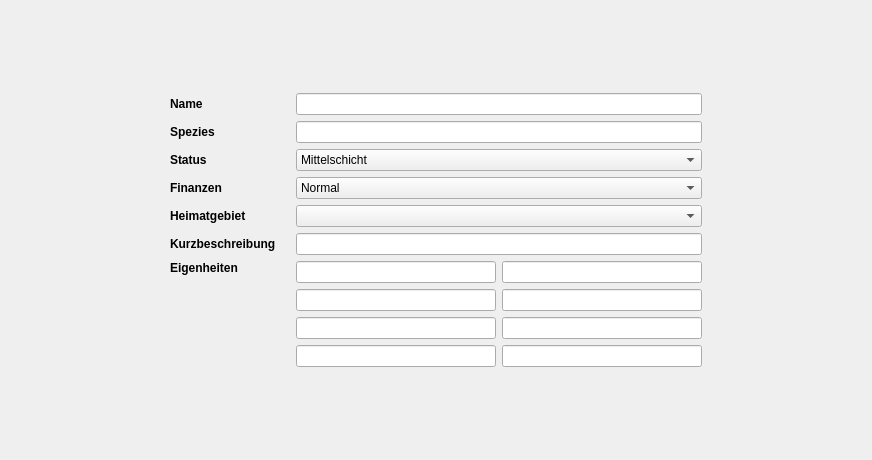
Before: the Qt Designer form designer/CharakterBeschreibung.ui in Aeolitus/Sephrasto, drawn with Qt 5.
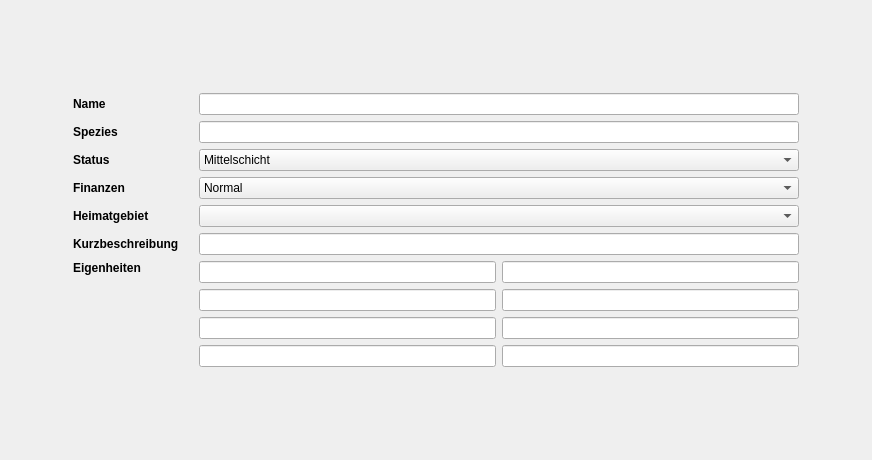
After: the same form once the commit is applied.

Commit message: - Change some more buttons to icons. - Fix charakter assistent path for executable. - Give Beschreibung tab a bit more space to match Details tab.

Diff of the .ui file:
```diff
--- a/designer/CharakterBeschreibung.ui
+++ b/designer/CharakterBeschreibung.ui
@@ -24,6 +24,9 @@
        <property name="orientation">
         <enum>Qt::Horizontal</enum>
        </property>
+       <property name="sizeType">
+        <enum>QSizePolicy::Expanding</enum>
+       </property>
        <property name="sizeHint" stdset="0">
         <size>
          <width>40</width>
@@ -75,6 +78,9 @@
        <property name="orientation">
         <enum>Qt::Horizontal</enum>
        </property>
+       <property name="sizeType">
+        <enum>QSizePolicy::Expanding</enum>
+       </property>
        <property name="sizeHint" stdset="0">
         <size>
          <width>40</width>
@@ -110,7 +116,14 @@
       </widget>
      </item>
      <item row="1" column="2">
-      <widget class="QLineEdit" name="editName"/>
+      <widget class="QLineEdit" name="editName">
+       <property name="minimumSize">
+        <size>
+         <width>600</width>
+         <height>0</height>
+        </size>
+       </property>
+      </widget>
      </item>
      <item row="3" column="1">
       <widget class="QLabel" name="label_3">
```
The commit also changes 8 other files.
